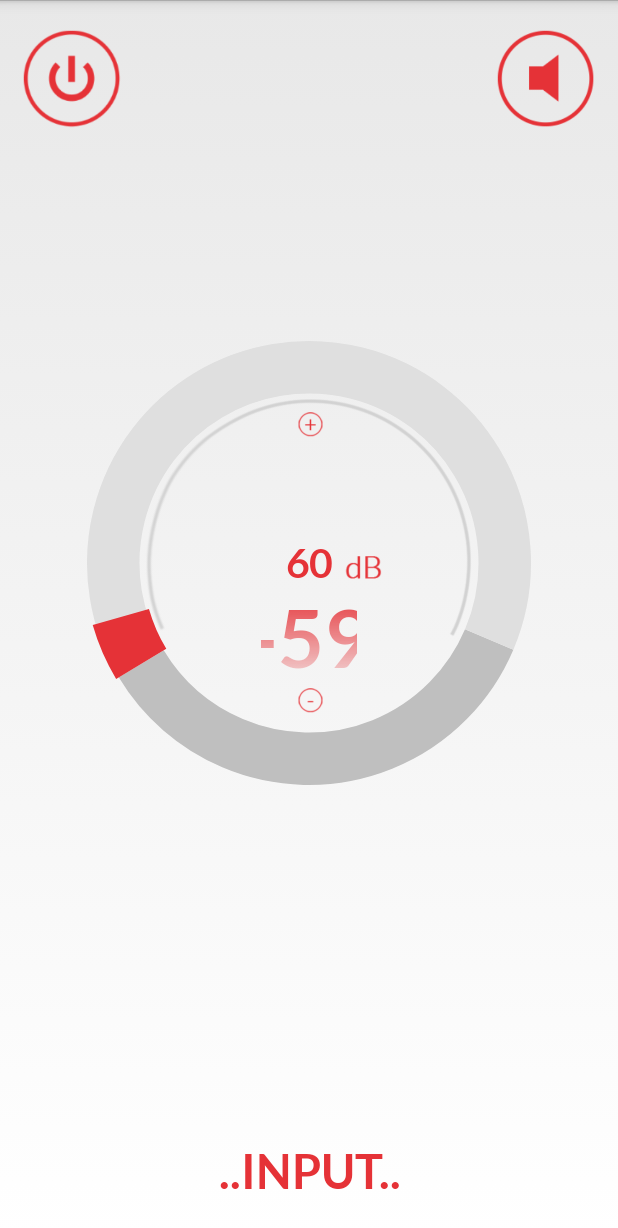
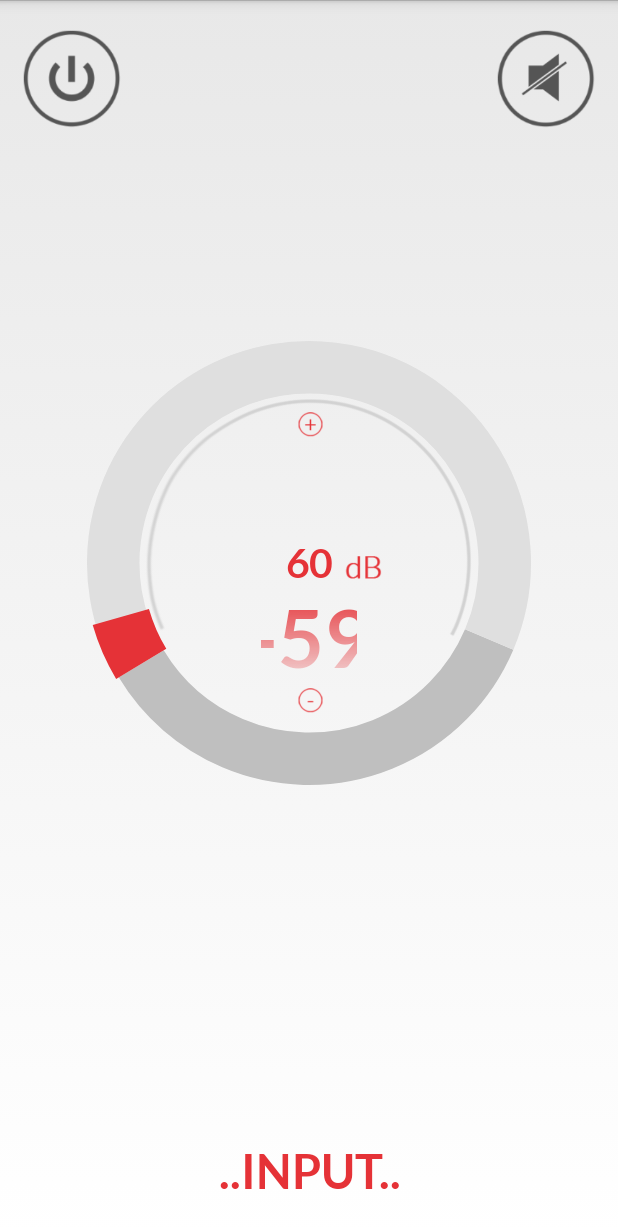
Before and after one commit to guidorsmit/RemoteDAC212, an Android app: the fragment MainFragment shown on its own in the app's theme, on a phone screen of 412 x 824 dp. Shown: the top 1228 px of the screen. Run offline under Robolectric (Android 15) with nearby library versions, the light colour scheme and no system bars; 7 statements that could not run were skipped.

Commit message:
Implement button states

```diff
--- a/app/src/main/java/onedayapp/com/remotedac212/fragments/MainFragment.java
+++ b/app/src/main/java/onedayapp/com/remotedac212/fragments/MainFragment.java
@@ -436,7 +436,7 @@ public class MainFragment extends Fragment
     m_powerState = powerState;
     if (m_powerState == PowerState.ON)
     {
-      button.setBackgroundResource(R.drawable.button_power_off_wrapper);
+      button.setBackgroundResource(R.drawable.button_power_on_wrapper);
     }
     else if (m_powerState == PowerState.OFF)
     {
@@ -462,11 +462,11 @@ public class MainFragment extends Fragment
     m_muteState = muteState;
     if (m_muteState == MuteState.ON)
     {
-      button.setBackgroundResource(R.drawable.button_mute_clicked_wrapper);
+      button.setBackgroundResource(R.drawable.button_mute_on_wrapper);
     }
     else if (m_muteState == MuteState.OFF)
     {
-      button.setBackgroundResource(R.drawable.button_mute_wrapper);
+      button.setBackgroundResource(R.drawable.button_mute_off_wrapper);
     }
   }
 
--- /dev/null
+++ b/app/src/main/res/drawable/button_mute_off_wrapper.xml
@@ -0,0 +1,15 @@
+<?xml version="1.0" encoding="utf-8"?>
+<selector xmlns:android="http://schemas.android.com/apk/res/android">
+
+    <item android:state_focused="true" android:state_pressed="false"
+        android:drawable="@drawable/button_mute_pressed" />
+
+    <item android:state_focused="true" android:state_pressed="true"
+        android:drawable="@drawable/button_mute" />
+
+    <item android:state_focused="false" android:state_pressed="true"
+        android:drawable="@drawable/button_mute" />
+
+    <item android:drawable="@drawable/button_mute_pressed" />
+
+</selector>
--- /dev/null
+++ b/app/src/main/res/drawable/button_mute_on_wrapper.xml
@@ -0,0 +1,15 @@
+<?xml version="1.0" encoding="utf-8"?>
+<selector xmlns:android="http://schemas.android.com/apk/res/android">
+
+    <item android:state_focused="true" android:state_pressed="false"
+        android:drawable="@drawable/button_mute" />
+
+    <item android:state_focused="true" android:state_pressed="true"
+        android:drawable="@drawable/button_mute_pressed" />
+
+    <item android:state_focused="false" android:state_pressed="true"
+        android:drawable="@drawable/button_mute_pressed" />
+
+    <item android:drawable="@drawable/button_mute" />
+
+</selector>
--- a/app/src/main/res/drawable/button_mute_clicked_wrapper.xml
+++ b/app/src/main/res/drawable/button_power_on_wrapper.xml
@@ -2,14 +2,14 @@
 <selector xmlns:android="http://schemas.android.com/apk/res/android">
 
     <item android:state_focused="true" android:state_pressed="false"
-        android:drawable="@drawable/button_mute_clicked" />
+        android:drawable="@drawable/button_power_off_pressed" />
 
     <item android:state_focused="true" android:state_pressed="true"
-        android:drawable="@drawable/button_mute_clicked_pressed" />
+        android:drawable="@drawable/button_power_off" />
 
     <item android:state_focused="false" android:state_pressed="true"
-        android:drawable="@drawable/button_mute_clicked_pressed" />
+        android:drawable="@drawable/button_power_off" />
 
-    <item android:drawable="@drawable/button_mute_clicked" />
+    <item android:drawable="@drawable/button_power_off_pressed" />
 
 </selector>
--- a/app/src/main/res/layout/fragment_main.xml
+++ b/app/src/main/res/layout/fragment_main.xml
@@ -20,13 +20,13 @@
             android:layout_height="65dp"
             android:layout_alignParentEnd="true"
             android:layout_marginEnd="15dp"
-            android:background="@drawable/button_mute_wrapper" />
+            android:background="@drawable/button_mute_off_wrapper" />
         <Button
             android:id="@+id/powerButton"
             android:layout_width="65dp"
             android:layout_height="65dp"
             android:layout_marginStart="15dp"
-            android:background="@drawable/button_power_off_wrapper" />
+            android:background="@drawable/button_power_on_wrapper" />
 
       </RelativeLayout>
 
--- a/app/src/main/res/values/strings.xml
+++ b/app/src/main/res/values/strings.xml
@@ -1,7 +1,7 @@
 <?xml version="1.0" encoding="utf-8"?>
 <resources>
 
-    <string name="app_name">DIDIT Remote</string>
+    <string name="app_name">DiDiT Remote</string>
     <string name="hello_world">Hello world!</string>
     <string name="action_settings">Settings</string>
     <string name="action_bluetooth">Select Device</string>
```
Also changed, not shown: app/src/main/res/drawable/button_mute_clicked.png (deleted), app/src/main/res/drawable/button_mute_clicked_pressed.png (deleted).
